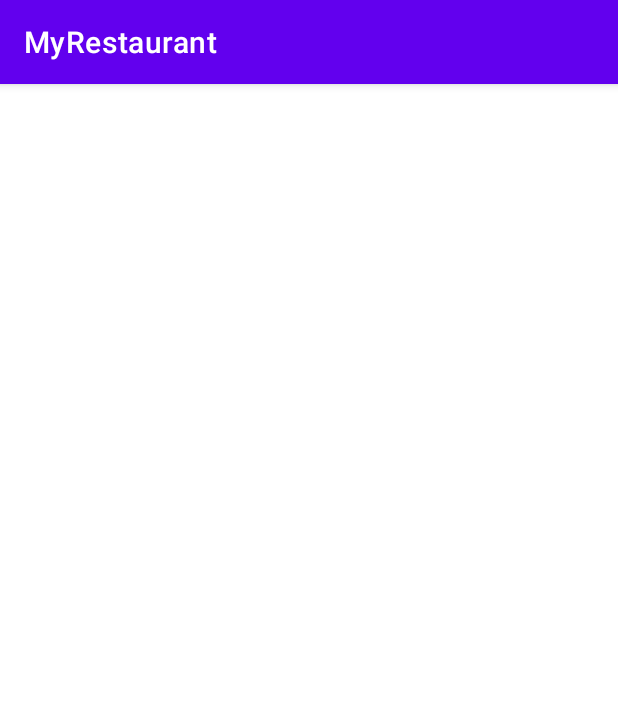
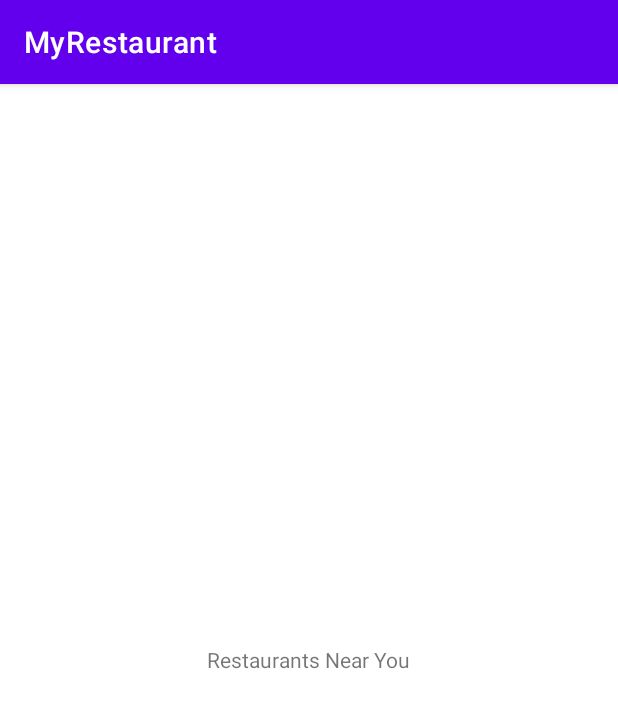
Before and after one commit to hamsoace/MyRestaurant, an Android app: the screen it shows after launch (RestaurantsActivity), after a tap on "FIND RESTAURANT", on a phone screen of 412 x 824 dp. Shown: the top 708 px of the screen. Run offline under Robolectric (Android 15) with nearby library versions, the phone set to English and light mode, and no system bars; 1 statement that could not run was skipped.

Commit message:
restaurant activity oncreate method works

```diff
--- a/app/src/main/java/com/moringaschool/myrestaurant/MainActivity.java
+++ b/app/src/main/java/com/moringaschool/myrestaurant/MainActivity.java
@@ -10,8 +10,10 @@ import android.widget.Button;
 import android.widget.EditText;
 import android.widget.Toast;
 
+import java.io.BufferedReader;
+
 public class MainActivity extends AppCompatActivity {
-    public static final String TAG = MainActivity.class.getSimpleName();
+//    public static final String TAG = MainActivity.class.getSimpleName();
     private Button mFindRestaurantsButton;
     private EditText mLocationEditText;
 
@@ -21,14 +23,17 @@ public class MainActivity extends AppCompatActivity {
         setContentView(R.layout.activity_main);
         mLocationEditText = (EditText) findViewById(R.id.locationEditText);
         mFindRestaurantsButton = (Button)findViewById(R.id.findRestaurantsButton);
+
         mFindRestaurantsButton.setOnClickListener(new View.OnClickListener() {
+
             @Override
             public void onClick(View v) {
                 String location = mLocationEditText.getText().toString();
-                Log.d(TAG, location);
                 Intent intent = new Intent(MainActivity.this, RestaurantsActivity.class);
+                intent.putExtra("location", location);
                 startActivity(intent);
             }
         });
     }
+
 }
--- a/app/src/main/java/com/moringaschool/myrestaurant/RestaurantsActivity.java
+++ b/app/src/main/java/com/moringaschool/myrestaurant/RestaurantsActivity.java
@@ -2,13 +2,19 @@ package com.moringaschool.myrestaurant;
 
 import androidx.appcompat.app.AppCompatActivity;
 
+import android.content.Intent;
 import android.os.Bundle;
+import android.widget.TextView;
 
 public class RestaurantsActivity extends AppCompatActivity {
+    private TextView mLocationTextView;
 
     @Override
     protected void onCreate(Bundle savedInstanceState) {
         super.onCreate(savedInstanceState);
         setContentView(R.layout.activity_restaurants);
+        Intent intent = getIntent();
+        String location = intent.getStringExtra("location");
+        mLocationTextView.setText("Here are all the restaurants near: " + location);
     }
 }
--- a/app/src/main/res/layout/activity_restaurants.xml
+++ b/app/src/main/res/layout/activity_restaurants.xml
@@ -1,9 +1,13 @@
 <?xml version="1.0" encoding="utf-8"?>
-<androidx.constraintlayout.widget.ConstraintLayout xmlns:android="http://schemas.android.com/apk/res/android"
-    xmlns:app="http://schemas.android.com/apk/res-auto"
-    xmlns:tools="http://schemas.android.com/tools"
-    android:layout_width="match_parent"
-    android:layout_height="match_parent"
-    tools:context=".RestaurantsActivity">
+<RelativeLayout xmlns:android="http://schemas.android.com/apk/res/android"
+    android:layout_width="match_parent" android:layout_height="match_parent">
 
-</androidx.constraintlayout.widget.ConstraintLayout>
+    <TextView
+        android:layout_width="wrap_content"
+        android:layout_height="wrap_content"
+        android:text="Restaurants Near You"
+        android:id="@+id/locatioTextView"
+        android:layout_centerVertical="true"
+        android:layout_centerHorizontal="true" />
+
+</RelativeLayout>
```
